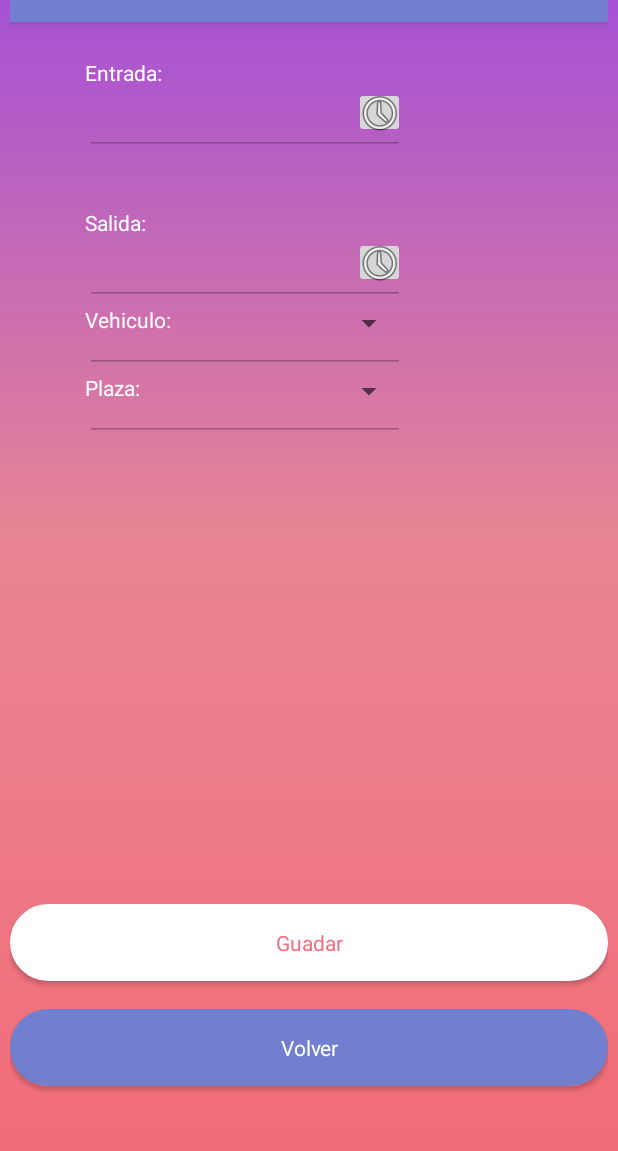
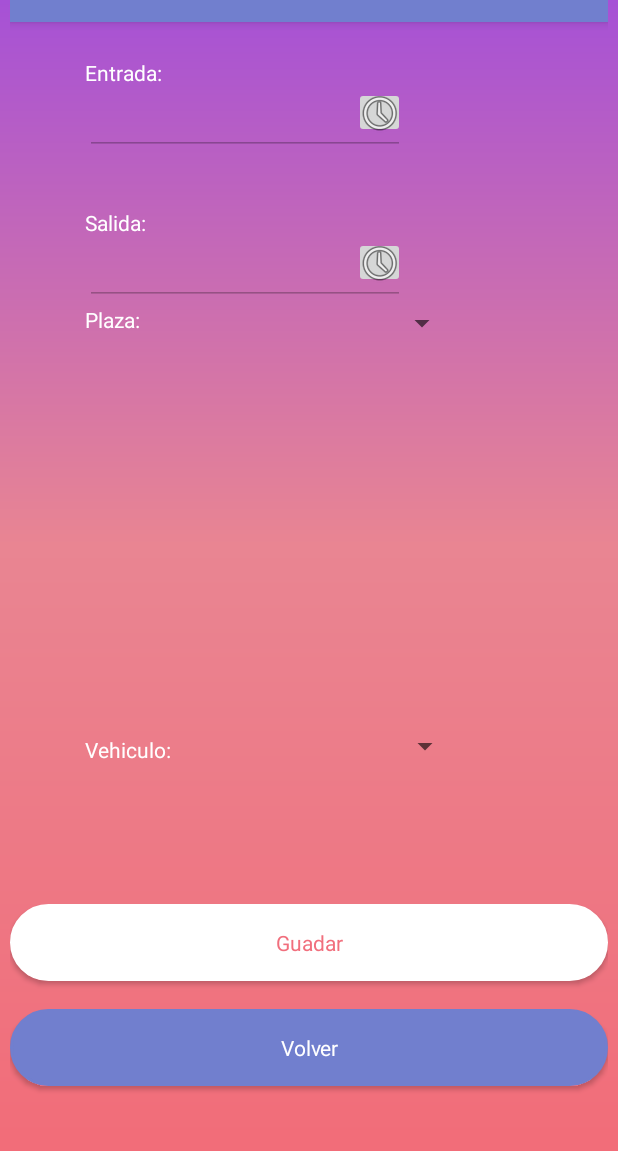
Before and after one commit to Darogel/proyectoParqueo, an Android app: the ReservacionAdd screen opened directly, with no data from a screen before it, on a phone screen of 412 x 824 dp, the part 72-1223 px from its top. Run offline under Robolectric (Android 15) with nearby library versions, the phone set to English and light mode, and no system bars; our stand-ins replace Volley; network calls fail.

Commit message:
obtener id plaza y vehiculo

```diff
--- a/resParking/app/src/main/res/layout/activity_reservacion_add.xml
+++ b/resParking/app/src/main/res/layout/activity_reservacion_add.xml
@@ -87,60 +87,38 @@
         android:id="@+id/txt_vehiculoR"
         android:layout_width="wrap_content"
         android:layout_height="wrap_content"
-        android:layout_alignParentLeft="true"
-        android:layout_below="@+id/etxt_hSalida"
-        android:layout_marginBottom="160dp"
+        android:layout_alignBottom="@+id/cbx_vehiculo"
+        android:layout_alignParentStart="true"
         android:layout_marginHorizontal="50dp"
         android:text="@string/vehiculo"
         android:textColor="#fff" />
 
-    <EditText
-        android:id="@+id/txt_vehiculo"
-        android:layout_width="wrap_content"
-        android:layout_height="wrap_content"
-        android:layout_alignTop="@+id/txt_vehiculoR"
-        android:layout_below="@+id/txt_vehiculoR"
-        android:layout_marginHorizontal="50dp"
-        android:ems="10"
-        android:enabled="false"
-        android:inputType="textPersonName" />
-
     <Spinner
         android:id="@+id/cbx_vehiculo"
-        android:layout_width="wrap_content"
+        android:layout_width="123dp"
         android:layout_height="wrap_content"
-        android:layout_alignEnd="@+id/txt_vehiculo"
-        android:layout_alignRight="@+id/txt_vehiculo"
-        android:layout_alignTop="@+id/txt_vehiculo"></Spinner>
+        android:layout_alignParentBottom="true"
+        android:layout_alignParentEnd="true"
+        android:layout_marginBottom="260dp"
+        android:layout_marginEnd="98dp"></Spinner>
 
     <TextView
         android:id="@+id/txt_plazaR"
-        android:layout_width="wrap_content"
+        android:layout_width="60dp"
         android:layout_height="wrap_content"
-        android:layout_below="@+id/txt_vehiculo"
-        android:layout_marginBottom="218dp"
+        android:layout_alignParentStart="true"
+        android:layout_below="@+id/etxt_hSalida"
         android:layout_marginHorizontal="50dp"
         android:text="@string/plaza"
         android:textColor="#fff" />
 
-    <EditText
-        android:id="@+id/txt_plaza"
-        android:layout_width="wrap_content"
-        android:layout_height="wrap_content"
-        android:layout_alignTop="@+id/txt_plazaR"
-        android:layout_below="@+id/txt_plazaR"
-        android:layout_marginHorizontal="50dp"
-        android:ems="10"
-        android:enabled="false"
-        android:inputType="textPersonName" />
-
     <Spinner
         android:id="@+id/cbx_plaza"
-        android:layout_width="wrap_content"
+        android:layout_width="125dp"
         android:layout_height="wrap_content"
-        android:layout_alignEnd="@+id/txt_plaza"
-        android:layout_alignRight="@+id/txt_plaza"
-        android:layout_alignTop="@+id/txt_plaza"></Spinner>
+        android:layout_alignParentEnd="true"
+        android:layout_below="@+id/etxt_hSalida"
+        android:layout_marginEnd="100dp"></Spinner>
 
     <Button
         android:id="@+id/btn_guardarR"
```
Also changed, not shown: resParking/app/src/main/java/com/aplicaciones/resparking/ReservacionAdd.java (+25 -8 lines), resParking/app/src/main/res/layout/item_lista.xml (+1 -12 lines), resParking/app/src/main/res/layout/item_lista_plaza.xml (+1 -13 lines).
